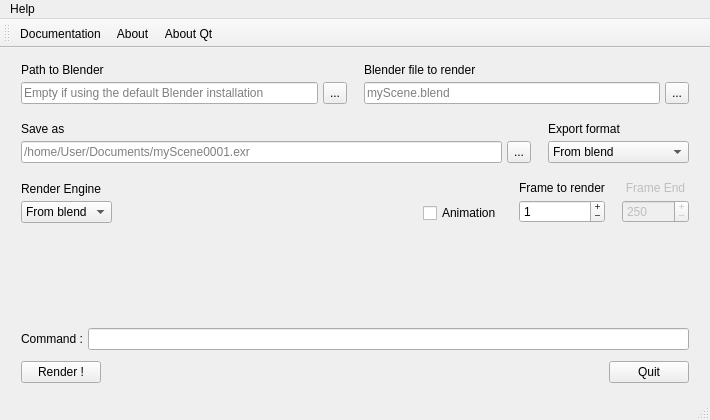
Before: the Qt Designer form mainwindow.ui in Nesakko/BlenderRender, drawn with Qt 5.
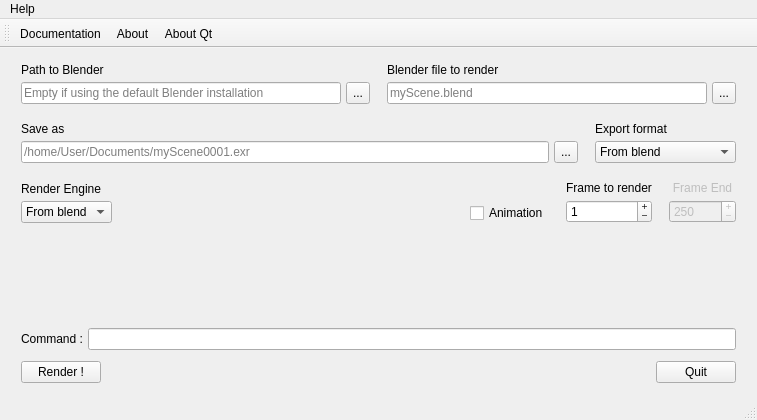
After: the same form once the commit is applied.

```diff
--- a/mainwindow.ui
+++ b/mainwindow.ui
@@ -6,7 +6,7 @@
    <rect>
     <x>0</x>
     <y>0</y>
-    <width>710</width>
+    <width>757</width>
     <height>420</height>
    </rect>
   </property>
@@ -774,7 +774,7 @@
     <rect>
      <x>0</x>
      <y>0</y>
-     <width>710</width>
+     <width>757</width>
      <height>30</height>
     </rect>
    </property>
```
Left out of the diff: 12 changed lines with no effect on the pictures.
